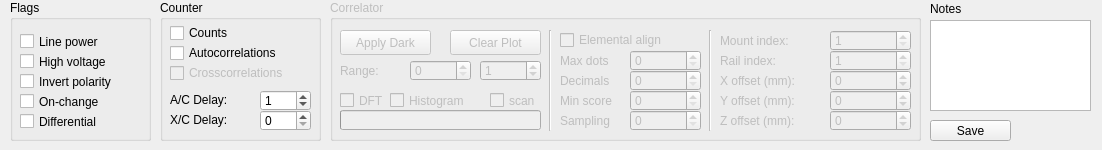
Qt form line.ui (ahp-electronics/xc-gui) before a commit.
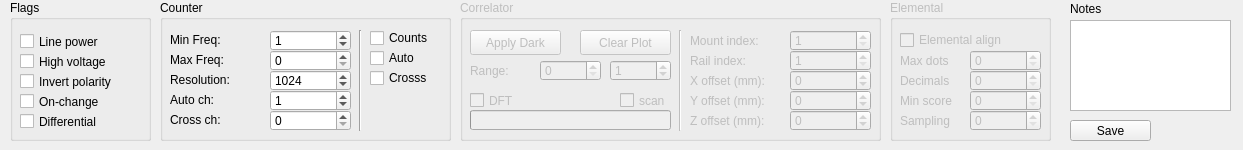
The same form after that commit.

```diff
--- a/line.ui
+++ b/line.ui
@@ -6,7 +6,7 @@
    <rect>
     <x>0</x>
     <y>0</y>
-    <width>1102</width>
+    <width>1243</width>
     <height>150</height>
    </rect>
   </property>
@@ -97,9 +97,9 @@
    </property>
    <property name="geometry">
     <rect>
-     <x>330</x>
+     <x>460</x>
      <y>0</y>
-     <width>591</width>
+     <width>421</width>
      <height>141</height>
     </rect>
    </property>
@@ -210,108 +210,10 @@
      <enum>Qt::Vertical</enum>
     </property>
    </widget>
-   <widget class="QSpinBox" name="MaxDots">
-    <property name="geometry">
-     <rect>
-      <x>300</x>
-      <y>50</y>
-      <width>71</width>
-      <height>21</height>
-     </rect>
-    </property>
-    <property name="maximum">
-     <number>50</number>
-    </property>
-   </widget>
-   <widget class="QSpinBox" name="Decimals">
-    <property name="geometry">
-     <rect>
-      <x>300</x>
-      <y>70</y>
-      <width>71</width>
-      <height>21</height>
-     </rect>
-    </property>
-    <property name="maximum">
-     <number>5</number>
-    </property>
-   </widget>
-   <widget class="QSpinBox" name="MinScore">
-    <property name="geometry">
-     <rect>
-      <x>300</x>
-      <y>90</y>
-      <width>71</width>
-      <height>21</height>
-     </rect>
-    </property>
-   </widget>
-   <widget class="QLabel" name="maxdots">
-    <property name="geometry">
-     <rect>
-      <x>230</x>
-      <y>50</y>
-      <width>71</width>
-      <height>21</height>
-     </rect>
-    </property>
-    <property name="text">
-     <string>Max dots</string>
-    </property>
-   </widget>
-   <widget class="QLabel" name="decimals">
-    <property name="geometry">
-     <rect>
-      <x>230</x>
-      <y>70</y>
-      <width>71</width>
-      <height>21</height>
-     </rect>
-    </property>
-    <property name="text">
-     <string>Decimals</string>
-    </property>
-   </widget>
-   <widget class="QLabel" name="minscore">
-    <property name="geometry">
-     <rect>
-      <x>230</x>
-      <y>90</y>
-      <width>71</width>
-      <height>21</height>
-     </rect>
-    </property>
-    <property name="text">
-     <string>Min score</string>
-    </property>
-   </widget>
-   <widget class="QSpinBox" name="SampleSize">
-    <property name="geometry">
-     <rect>
-      <x>300</x>
-      <y>110</y>
-      <width>71</width>
-      <height>21</height>
-     </rect>
-    </property>
-   </widget>
-   <widget class="QLabel" name="samplesize">
-    <property name="geometry">
-     <rect>
-      <x>230</x>
-      <y>110</y>
-      <width>71</width>
-      <height>21</height>
-     </rect>
-    </property>
-    <property name="text">
-     <string>Sampling</string>
-    </property>
-   </widget>
    <widget class="QSpinBox" name="z_location">
     <property name="geometry">
      <rect>
-      <x>500</x>
+      <x>330</x>
       <y>110</y>
       <width>81</width>
       <height>21</height>
@@ -327,7 +229,7 @@
    <widget class="QLabel" name="label_11">
     <property name="geometry">
      <rect>
-      <x>390</x>
+      <x>230</x>
       <y>110</y>
       <width>101</width>
       <height>21</height>
@@ -340,7 +242,7 @@
    <widget class="QLabel" name="label_10">
     <property name="geometry">
      <rect>
-      <x>390</x>
+      <x>230</x>
       <y>90</y>
       <width>101</width>
       <height>21</height>
@@ -353,7 +255,7 @@
    <widget class="QSpinBox" name="x_location">
     <property name="geometry">
      <rect>
-      <x>500</x>
+      <x>330</x>
       <y>70</y>
       <width>81</width>
       <height>21</height>
@@ -369,7 +271,7 @@
    <widget class="QSpinBox" name="y_location">
     <property name="geometry">
      <rect>
-      <x>500</x>
+      <x>330</x>
       <y>90</y>
       <width>81</width>
       <height>21</height>
@@ -385,7 +287,7 @@
    <widget class="QLabel" name="label_9">
     <property name="geometry">
      <rect>
-      <x>390</x>
+      <x>230</x>
       <y>70</y>
       <width>101</width>
       <height>21</height>
@@ -395,36 +297,10 @@
      <string>X offset (mm):</string>
     </property>
    </widget>
-   <widget class="Line" name="line_2">
-    <property name="geometry">
-     <rect>
-      <x>370</x>
-      <y>30</y>
-      <width>21</width>
-      <height>101</height>
-     </rect>
-    </property>
-    <property name="orientation">
-     <enum>Qt::Vertical</enum>
-    </property>
-   </widget>
-   <widget class="QCheckBox" name="ElementalAlign">
-    <property name="geometry">
-     <rect>
-      <x>230</x>
-      <y>30</y>
-      <width>141</width>
-      <height>20</height>
-     </rect>
-    </property>
-    <property name="text">
-     <string>Elemental align</string>
-    </property>
-   </widget>
    <widget class="QLabel" name="label_13">
     <property name="geometry">
      <rect>
-      <x>390</x>
+      <x>230</x>
       <y>50</y>
       <width>101</width>
       <height>21</height>
@@ -437,7 +313,7 @@
    <widget class="QSpinBox" name="RailMotorIndex">
     <property name="geometry">
      <rect>
-      <x>500</x>
+      <x>330</x>
       <y>50</y>
       <width>81</width>
       <height>21</height>
@@ -450,23 +326,10 @@
      <number>256</number>
     </property>
    </widget>
-   <widget class="QCheckBox" name="Histogram">
-    <property name="geometry">
-     <rect>
-      <x>60</x>
-      <y>90</y>
-      <width>91</width>
-      <height>21</height>
-     </rect>
-    </property>
-    <property name="text">
-     <string>Histogram</string>
-    </property>
-   </widget>
    <widget class="QLabel" name="label_14">
     <property name="geometry">
      <rect>
-      <x>390</x>
+      <x>230</x>
       <y>30</y>
       <width>101</width>
       <height>21</height>
@@ -479,7 +342,7 @@
    <widget class="QSpinBox" name="MountMotorIndex">
     <property name="geometry">
      <rect>
-      <x>500</x>
+      <x>330</x>
       <y>30</y>
       <width>81</width>
       <height>21</height>
@@ -514,7 +377,7 @@
     <rect>
      <x>160</x>
      <y>0</y>
-     <width>161</width>
+     <width>291</width>
      <height>141</height>
     </rect>
    </property>
@@ -524,10 +387,10 @@
    <widget class="QCheckBox" name="Counts">
     <property name="geometry">
      <rect>
-      <x>10</x>
-      <y>23</y>
-      <width>92</width>
-      <height>20</height>
+      <x>210</x>
+      <y>30</y>
+      <width>71</width>
+      <height>16</height>
      </rect>
     </property>
     <property name="text">
@@ -540,22 +403,22 @@
     </property>
     <property name="geometry">
      <rect>
-      <x>10</x>
-      <y>43</y>
-      <width>151</width>
-      <height>20</height>
+      <x>210</x>
+      <y>50</y>
+      <width>71</width>
+      <height>16</height>
      </rect>
     </property>
     <property name="text">
-     <string>Autocorrelations</string>
+     <string>Auto</string>
     </property>
    </widget>
    <widget class="QSpinBox" name="SpectralLine">
     <property name="geometry">
      <rect>
-      <x>100</x>
-      <y>90</y>
-      <width>51</width>
+      <x>110</x>
+      <y>30</y>
+      <width>81</width>
       <height>21</height>
      </rect>
     </property>
@@ -567,34 +430,34 @@
     <property name="geometry">
      <rect>
       <x>10</x>
-      <y>90</y>
-      <width>71</width>
+      <y>30</y>
+      <width>91</width>
       <height>20</height>
      </rect>
     </property>
     <property name="text">
-     <string>A/C Delay:</string>
+     <string>Min Freq:</string>
     </property>
    </widget>
    <widget class="QLabel" name="label_8">
     <property name="geometry">
      <rect>
       <x>10</x>
-      <y>110</y>
-      <width>71</width>
+      <y>50</y>
+      <width>91</width>
       <height>20</height>
      </rect>
     </property>
     <property name="text">
-     <string>X/C Delay:</string>
+     <string>Max Freq:</string>
     </property>
    </widget>
    <widget class="QSpinBox" name="LineDelay">
     <property name="geometry">
      <rect>
-      <x>100</x>
-      <y>110</y>
-      <width>51</width>
+      <x>110</x>
+      <y>50</y>
+      <width>81</width>
       <height>21</height>
      </rect>
     </property>
@@ -603,26 +466,120 @@
     </property>
    </widget>
    <widget class="QCheckBox" name="Crosscorrelations">
-    <property name="enabled">
-     <bool>false</bool>
+    <property name="geometry">
+     <rect>
+      <x>210</x>
+      <y>70</y>
+      <width>71</width>
+      <height>16</height>
+     </rect>
     </property>
+    <property name="text">
+     <string>Crosss</string>
+    </property>
+   </widget>
+   <widget class="QSpinBox" name="Resolution">
     <property name="geometry">
      <rect>
+      <x>110</x>
+      <y>70</y>
+      <width>81</width>
+      <height>21</height>
+     </rect>
+    </property>
+    <property name="maximum">
+     <number>4096</number>
+    </property>
+    <property name="singleStep">
+     <number>1</number>
+    </property>
+    <property name="value">
+     <number>1024</number>
+    </property>
+   </widget>
+   <widget class="QLabel" name="label_15">
+    <property name="geometry">
+     <rect>
       <x>10</x>
-      <y>63</y>
-      <width>151</width>
+      <y>70</y>
+      <width>91</width>
       <height>20</height>
      </rect>
     </property>
     <property name="text">
-     <string>Crosscorrelations</string>
+     <string>Resolution:</string>
+    </property>
+   </widget>
+   <widget class="Line" name="line_2">
+    <property name="geometry">
+     <rect>
+      <x>190</x>
+      <y>30</y>
+      <width>21</width>
+      <height>101</height>
+     </rect>
+    </property>
+    <property name="orientation">
+     <enum>Qt::Vertical</enum>
+    </property>
+   </widget>
+   <widget class="QSpinBox" name="AutoChannel">
+    <property name="geometry">
+     <rect>
+      <x>110</x>
+      <y>90</y>
+      <width>81</width>
+      <height>21</height>
+     </rect>
+    </property>
+    <property name="value">
+     <number>1</number>
+    </property>
+   </widget>
+   <widget class="QSpinBox" name="CrossChannel">
+    <property name="geometry">
+     <rect>
+      <x>110</x>
+      <y>110</y>
+      <width>81</width>
+      <height>21</height>
+     </rect>
+    </property>
+    <property name="value">
+     <number>0</number>
+    </property>
+   </widget>
+   <widget class="QLabel" name="label_16">
+    <property name="geometry">
+     <rect>
+      <x>10</x>
+      <y>90</y>
+      <width>91</width>
+      <height>20</height>
+     </rect>
+    </property>
+    <property name="text">
+     <string>Auto ch:</string>
+    </property>
+   </widget>
+   <widget class="QLabel" name="label_17">
+    <property name="geometry">
+     <rect>
+      <x>10</x>
+      <y>110</y>
+      <width>91</width>
+      <height>20</height>
+     </rect>
+    </property>
+    <property name="text">
+     <string>Cross ch:</string>
     </property>
    </widget>
   </widget>
   <widget class="QPushButton" name="Save">
    <property name="geometry">
     <rect>
-     <x>930</x>
+     <x>1070</x>
      <y>120</y>
      <width>81</width>
      <height>21</height>
@@ -635,7 +592,7 @@
   <widget class="QPlainTextEdit" name="Notes">
    <property name="geometry">
     <rect>
-     <x>930</x>
+     <x>1070</x>
      <y>20</y>
      <width>161</width>
      <height>91</height>
@@ -645,7 +602,7 @@
   <widget class="QLabel" name="label">
    <property name="geometry">
     <rect>
-     <x>930</x>
+     <x>1070</x>
      <y>0</y>
      <width>67</width>
      <height>17</height>
@@ -655,6 +612,157 @@
     <string>Notes</string>
    </property>
   </widget>
+  <widget class="QGroupBox" name="Elemental">
+   <property name="enabled">
+    <bool>false</bool>
+   </property>
+   <property name="geometry">
+    <rect>
+     <x>890</x>
+     <y>0</y>
+     <width>161</width>
+     <height>141</height>
+    </rect>
+   </property>
+   <property name="title">
+    <string>Elemental</string>
+   </property>
+   <widget class="QSpinBox" name="SampleSize">
+    <property name="enabled">
+     <bool>false</bool>
+    </property>
+    <property name="geometry">
+     <rect>
+      <x>80</x>
+      <y>110</y>
+      <width>71</width>
+      <height>21</height>
+     </rect>
+    </property>
+   </widget>
+   <widget class="QSpinBox" name="MaxDots">
+    <property name="enabled">
+     <bool>false</bool>
+    </property>
+    <property name="geometry">
+     <rect>
+      <x>80</x>
+      <y>50</y>
+      <width>71</width>
+      <height>21</height>
+     </rect>
+    </property>
+    <property name="maximum">
+     <number>50</number>
+    </property>
+   </widget>
+   <widget class="QLabel" name="maxdots">
+    <property name="enabled">
+     <bool>false</bool>
+    </property>
+    <property name="geometry">
+     <rect>
+      <x>10</x>
+      <y>50</y>
+      <width>71</width>
+      <height>21</height>
+     </rect>
+    </property>
+    <property name="text">
+     <string>Max dots</string>
+    </property>
+   </widget>
+   <widget class="QLabel" name="minscore">
+    <property name="enabled">
+     <bool>false</bool>
+    </property>
+    <property name="geometry">
+     <rect>
+      <x>10</x>
+      <y>90</y>
+      <width>71</width>
+      <height>21</height>
+     </rect>
+    </property>
+    <property name="text">
+     <string>Min score</string>
+    </property>
+   </widget>
+   <widget class="QSpinBox" name="Decimals">
+    <property name="enabled">
+     <bool>false</bool>
+    </property>
+    <property name="geometry">
+     <rect>
+      <x>80</x>
+      <y>70</y>
+      <width>71</width>
+      <height>21</height>
+     </rect>
+    </property>
+    <property name="maximum">
+     <number>5</number>
+    </property>
+   </widget>
+   <widget class="QLabel" name="decimals">
+    <property name="enabled">
+     <bool>false</bool>
+    </property>
+    <property name="geometry">
+     <rect>
+      <x>10</x>
+      <y>70</y>
+      <width>71</width>
+      <height>21</height>
+     </rect>
+    </property>
+    <property name="text">
+     <string>Decimals</string>
+    </property>
+   </widget>
+   <widget class="QSpinBox" name="MinScore">
+    <property name="enabled">
+     <bool>false</bool>
+    </property>
+    <property name="geometry">
+     <rect>
+      <x>80</x>
+      <y>90</y>
+      <width>71</width>
+      <height>21</height>
+     </rect>
+    </property>
+   </widget>
+   <widget class="QCheckBox" name="ElementalAlign">
+    <property name="geometry">
+     <rect>
+      <x>10</x>
+      <y>30</y>
+      <width>141</width>
+      <height>20</height>
+     </rect>
+    </property>
+    <property name="text">
+     <string>Elemental align</string>
+    </property>
+   </widget>
+   <widget class="QLabel" name="samplesize">
+    <property name="enabled">
+     <bool>false</bool>
+    </property>
+    <property name="geometry">
+     <rect>
+      <x>10</x>
+      <y>110</y>
+      <width>71</width>
+      <height>21</height>
+     </rect>
+    </property>
+    <property name="text">
+     <string>Sampling</string>
+    </property>
+   </widget>
+  </widget>
  </widget>
  <resources/>
  <connections/>
```
Left out of the diff: 8 changed lines with no effect on the pictures.
